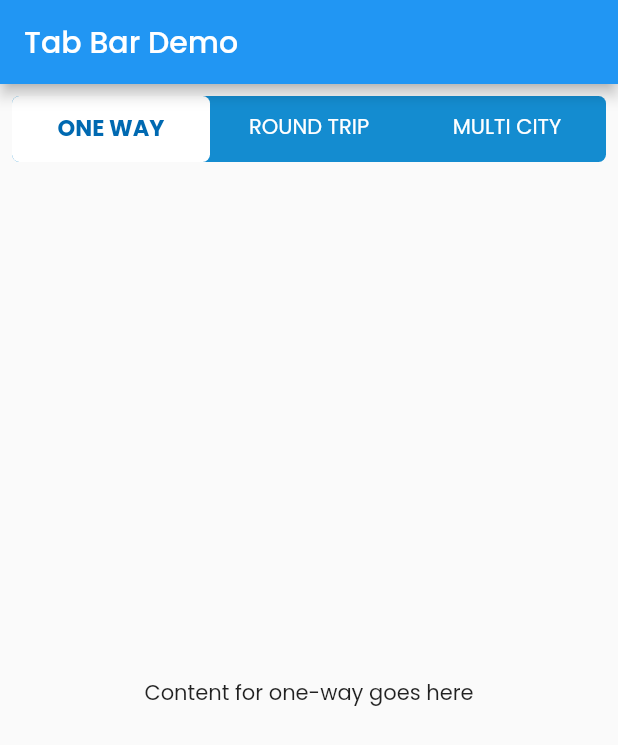
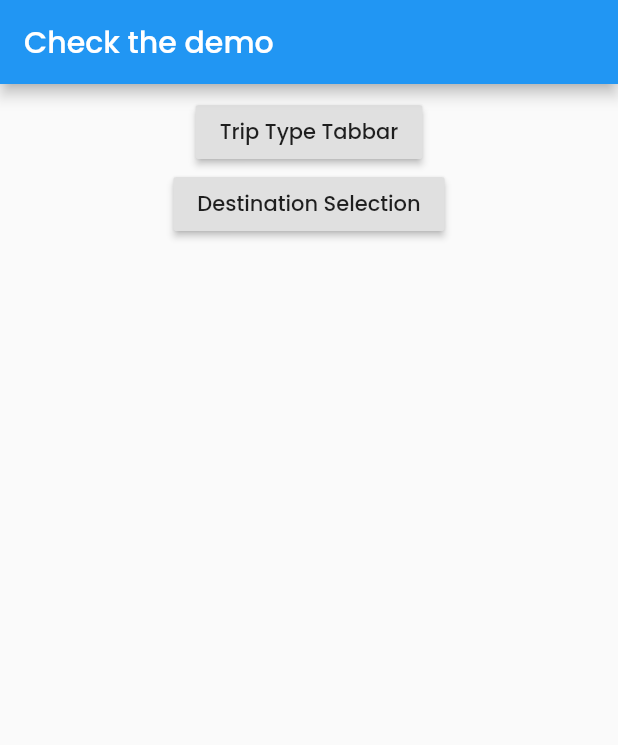
Before and after one commit to tamal-sen/flutter-practice, a Flutter app: the screen it shows after launch, on a phone screen of 412 x 824 dp. Shown: the top 745 px of the screen. Run offline on Flutter 3.47's test engine with Material 2 defaults, Android fonts, the phone set to English and light mode, and no system bars.

Commit message:
updated: part update

```diff
--- a/lib/main.dart
+++ b/lib/main.dart
@@ -1,5 +1,7 @@
 import 'package:flutter/material.dart';
-import 'package:flutter_practice/usecases/widgets/trip_type_tabbar.dart';
+import 'package:flutter_practice/usecases/pages/landing_page.dart';
+import 'package:flutter_practice/usecases/widgets/airport_selection_widget.dart';
+// import 'package:flutter_practice/usecases/widgets/trip_type_tabbar.dart';
 
 void main() {
   runApp(MyApp());
@@ -17,21 +19,7 @@ class MyApp extends StatelessWidget {
         primarySwatch: Colors.blue,
         visualDensity: VisualDensity.adaptivePlatformDensity,
       ),
-      home: HelloWorld(),
+      home: LandingPage(),
     );
   }
 }
-
-class HelloWorld extends StatelessWidget {
-  @override
-  Widget build(BuildContext context) {
-    return Scaffold(
-      appBar: AppBar(title:
-      Text('Tab Bar Demo'),),
-      body: Padding(
-        padding: const EdgeInsets.all(8.0),
-        child: TripTypeTabBar(),
-      ),
-    );
-  }
-}
--- a/lib/usecases/pages/landing_page.dart
+++ b/lib/usecases/pages/landing_page.dart
@@ -0,0 +1,39 @@
+import 'package:flutter/material.dart';
+import 'package:flutter_practice/usecases/pages/destination_selection_page.dart';
+import 'package:flutter_practice/usecases/pages/trip_type_page.dart';
+
+class LandingPage extends StatelessWidget {
+  @override
+  Widget build(BuildContext context) {
+    return Scaffold(
+      appBar: AppBar(
+        title: Text('Check the demo'),
+      ),
+      body: SafeArea(
+        child: Container(
+            margin: const EdgeInsets.all(8.0),
+            // color: Color(0xff148CD0),
+            child: Center(
+              child: Column(
+                children: [
+                  RaisedButton(
+                    onPressed: () => Navigator.push(
+                        context,
+                        MaterialPageRoute(
+                            builder: (context) => TripTypePage())),
+                    child: Text('Trip Type Tabbar'),
+                  ),
+                  RaisedButton(
+                    onPressed: () => Navigator.push(
+                        context,
+                        MaterialPageRoute(
+                            builder: (context) => DestinationSelectionPage())),
+                    child: Text('Destination Selection'),
+                  )
+                ],
+              ),
+            )),
+      ),
+    );
+  }
+}
```
Also changed, not shown: lib/usecases/pages/destination_selection_page.dart (+61 -0 lines), lib/usecases/pages/trip_type_page.dart (+21 -0 lines), lib/usecases/widgets/airport_selection_widget.dart (added, +46 -0 lines), lib/usecases/widgets/common_icon_button.dart (+27 -28 lines).
